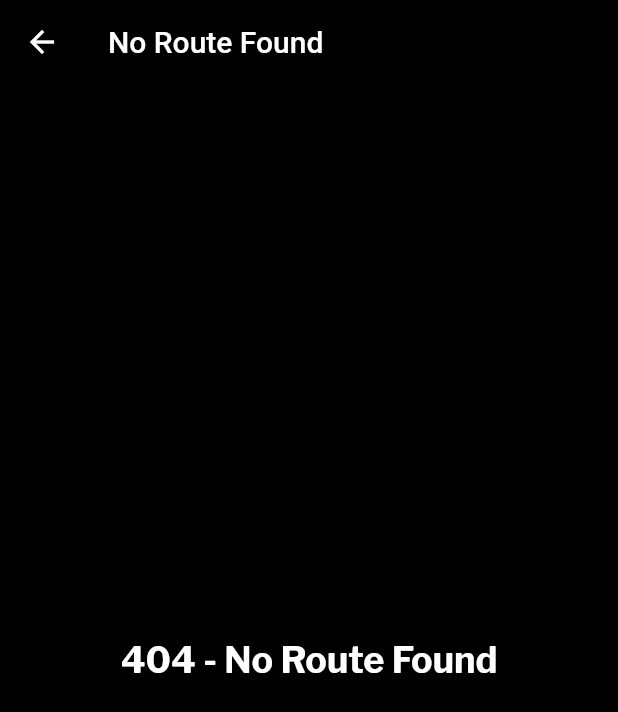
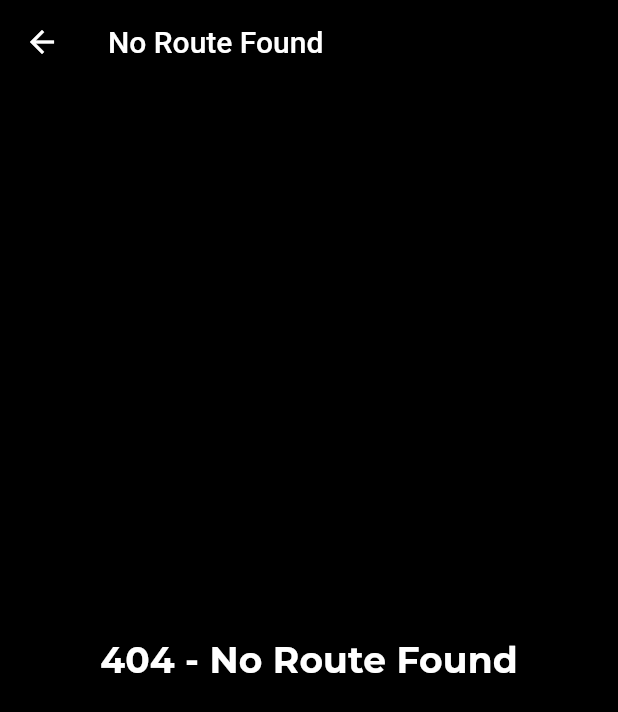
Before and after one commit to DeepeshKalura/camp-yellow-netflix-clone, a Flutter app: the NoRouteScreen screen opened directly, on a phone screen of 412 x 824 dp. Shown: the top 712 px of the screen. Run offline on Flutter 3.47's test engine with Material 2 defaults, Android fonts, the phone set to English and light mode, and no system bars; our stand-ins replace flutter_svg, google_fonts.

Commit message:
change the theme for no route screen

```diff
--- a/lib/ui/screen/no_route_screen.dart
+++ b/lib/ui/screen/no_route_screen.dart
@@ -9,10 +9,10 @@ class NoRouteScreen extends StatelessWidget {
       appBar: AppBar(
         title: const Text('No Route Found'),
       ),
-      body: const Center(
+      body: Center(
         child: Text(
           '404 - No Route Found',
-          style: TextStyle(fontSize: 24),
+          style: Theme.of(context).textTheme.titleSmall,
         ),
       ),
     );
```
